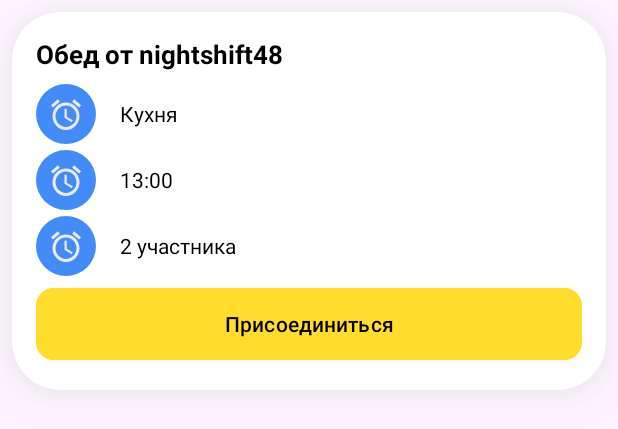
After one commit to t-lunch/t-lunch-android, an Android app: the layout item_lunch_event.xml on its own in the app's theme, with its tools: preview values and no code run, on a phone screen of 412 x 824 dp. The commit adds this screen. Shown: the top 429 px of the screen. Run offline under Robolectric (Android 15) with nearby library versions, the phone set to English and light mode, and no system bars.

Commit message:
feat: добавлен новый элемент списка обедов и улучшена локализация
- Добавлен новый XML-макет `item_lunch_event.xml` для элемента списка обедов.
- Добавлен новый класс `ItemLunchEvent` и `LunchEventItemViewHolder` для отображения элемента списка.
- Обновлен `MainFragmentHolderFactory` для поддержки нового типа элемента.
- Добавлены тесты для проверки локализации количества участников.
- Обновлены ресурсы для поддержки локализации, включая цвета и строки.
- Добавлены стили для круглых изображений.
- Обновлен `fragment_main.xml` с добавлением нижнего отступа.

```diff
--- a/app/src/main/java/ru/tinkoff/lunch/screens/main/ui/mapper/MainUiStateMapper.kt
+++ b/app/src/main/java/ru/tinkoff/lunch/screens/main/ui/mapper/MainUiStateMapper.kt
@@ -5,6 +5,7 @@ import ru.tinkoff.kotea.android.ui.UiStateMapper
 import ru.tinkoff.lunch.common.lce.LceState
 import ru.tinkoff.lunch.common.recycler.items.ItemHeader
 import ru.tinkoff.lunch.screens.main.presentation.MainState
+import ru.tinkoff.lunch.screens.main.ui.recycler.model.ItemLunchEvent
 
 class MainUiStateMapper : UiStateMapper<MainState, MainUiState> {
 
@@ -15,6 +16,9 @@ class MainUiStateMapper : UiStateMapper<MainState, MainUiState> {
                 is LceState.Content -> addAll(
                     listOf(
                         ItemHeader(text = "Обеды"),
+                        ItemLunchEvent(),
+                        ItemLunchEvent(),
+                        ItemLunchEvent(),
                     )
                 )
                 is LceState.Error -> Unit
--- a/app/src/main/java/ru/tinkoff/lunch/screens/main/ui/recycler/MainFragmentHolderFactory.kt
+++ b/app/src/main/java/ru/tinkoff/lunch/screens/main/ui/recycler/MainFragmentHolderFactory.kt
@@ -3,6 +3,7 @@ package ru.tinkoff.lunch.screens.main.ui.recycler
 import android.view.View
 import ru.tinkoff.lunch.R
 import ru.tinkoff.lunch.common.recycler.items.ItemHeaderViewHolder
+import ru.tinkoff.lunch.screens.main.ui.recycler.model.LunchEventItemViewHolder
 import ru.tinkoff.mobile.tech.ti_recycler.base.BaseViewHolder
 import ru.tinkoff.mobile.tech.ti_recycler_coroutines.base.CoroutinesHolderFactory
 
@@ -11,6 +12,7 @@ class MainFragmentHolderFactory : CoroutinesHolderFactory() {
     override fun createViewHolder(view: View, viewType: Int): BaseViewHolder<*>? {
         return when (viewType) {
             R.layout.item_header -> ItemHeaderViewHolder(view)
+            R.layout.item_lunch_event -> LunchEventItemViewHolder(view)
             else -> null
         }
     }
--- a/app/src/main/res/drawable/ic_clock.xml
+++ b/app/src/main/res/drawable/ic_clock.xml
@@ -1,9 +1,9 @@
 <vector xmlns:android="http://schemas.android.com/apk/res/android"
-    android:width="24dp"
-    android:height="24dp"
-    android:viewportWidth="24"
-    android:viewportHeight="24">
+    android:width="20dp"
+    android:height="21dp"
+    android:viewportWidth="20"
+    android:viewportHeight="21">
   <path
-      android:pathData="M12,20C14.122,20 16.157,19.157 17.657,17.657C19.157,16.157 20,14.122 20,12C20,9.878 19.157,7.843 17.657,6.343C16.157,4.843 14.122,4 12,4C9.878,4 7.843,4.843 6.343,6.343C4.843,7.843 4,9.878 4,12C4,14.122 4.843,16.157 6.343,17.657C7.843,19.157 9.878,20 12,20ZM12,2C13.313,2 14.614,2.259 15.827,2.761C17.04,3.264 18.142,4 19.071,4.929C20,5.858 20.736,6.96 21.239,8.173C21.741,9.386 22,10.687 22,12C22,14.652 20.946,17.196 19.071,19.071C17.196,20.946 14.652,22 12,22C6.47,22 2,17.5 2,12C2,9.348 3.054,6.804 4.929,4.929C6.804,3.054 9.348,2 12,2ZM12.5,7V12.25L17,14.92L16.25,16.15L11,13V7H12.5Z"
-      android:fillColor="#454545"/>
+      android:pathData="M10,19C8.143,19 6.363,18.263 5.05,16.95C3.737,15.637 3,13.856 3,12C3,10.144 3.737,8.363 5.05,7.05C6.363,5.737 8.143,5 10,5C11.856,5 13.637,5.737 14.95,7.05C16.263,8.363 17,10.144 17,12C17,13.856 16.263,15.637 14.95,16.95C13.637,18.263 11.856,19 10,19ZM10,3C7.613,3 5.324,3.948 3.636,5.636C1.948,7.324 1,9.613 1,12C1,14.387 1.948,16.676 3.636,18.364C5.324,20.052 7.613,21 10,21C12.387,21 14.676,20.052 16.364,18.364C18.052,16.676 19,14.387 19,12C19,9.613 18.052,7.324 16.364,5.636C14.676,3.948 12.387,3 10,3ZM10.5,7H9V13L13.75,15.85L14.5,14.62L10.5,12.25V7ZM5.88,2.39L4.6,0.86L0,4.71L1.29,6.24L5.88,2.39ZM20,4.72L15.4,0.86L14.11,2.39L18.71,6.25L20,4.72Z"
+      android:fillColor="#EAEAEA"/>
 </vector>
--- a/app/src/main/res/layout/fragment_main.xml
+++ b/app/src/main/res/layout/fragment_main.xml
@@ -36,6 +36,7 @@
         android:layout_height="0dp"
         android:clipChildren="false"
         android:clipToPadding="false"
+        android:paddingBottom="64dp"
         app:layout_constraintBottom_toBottomOf="parent"
         app:layout_constraintEnd_toEndOf="parent"
         app:layout_constraintStart_toStartOf="parent"
--- /dev/null
+++ b/app/src/main/res/layout/item_lunch_event.xml
@@ -0,0 +1,143 @@
+<?xml version="1.0" encoding="utf-8"?>
+<com.google.android.material.card.MaterialCardView xmlns:android="http://schemas.android.com/apk/res/android"
+    xmlns:app="http://schemas.android.com/apk/res-auto"
+    xmlns:tools="http://schemas.android.com/tools"
+    android:id="@+id/card"
+    style="?attr/materialCardViewElevatedStyle"
+    android:layout_width="match_parent"
+    android:layout_height="wrap_content"
+    android:layout_margin="8dp"
+    android:clickable="false"
+    app:cardElevation="32dp"
+    android:outlineSpotShadowColor="@color/card_shadow_color"
+    android:focusable="false"
+    android:focusableInTouchMode="false"
+    app:cardBackgroundColor="@color/white"
+    app:cardCornerRadius="32dp">
+
+    <LinearLayout
+        android:layout_width="match_parent"
+        android:layout_height="match_parent"
+        android:layout_margin="16dp"
+        android:orientation="vertical">
+
+        <TextView
+            android:id="@+id/card_title"
+            android:layout_width="match_parent"
+            android:layout_height="wrap_content"
+            android:textColor="@color/black"
+            android:textSize="17sp"
+            android:textStyle="bold"
+            tools:text="Обед от nightshift48" />
+
+        <LinearLayout
+            android:layout_width="match_parent"
+            android:layout_height="wrap_content"
+            android:layout_marginTop="8dp"
+            android:orientation="vertical">
+
+            <LinearLayout
+                android:layout_width="match_parent"
+                android:layout_height="wrap_content"
+                android:orientation="horizontal"
+                android:paddingBottom="4dp">
+
+                <com.google.android.material.imageview.ShapeableImageView
+                    android:layout_width="40dp"
+                    android:layout_height="40dp"
+                    android:background="@color/blue"
+                    android:scaleType="centerCrop"
+                    android:src="@drawable/ic_clock"
+                    android:tint="@color/gray_for_icon"
+                    app:contentPadding="10dp"
+                    app:shapeAppearanceOverlay="@style/roundedImageViewRounded"
+                    app:strokeColor="@color/black" />
+
+                <TextView
+                    android:id="@+id/place"
+                    android:layout_width="match_parent"
+                    android:layout_height="match_parent"
+                    android:gravity="center_vertical"
+                    android:paddingStart="16dp"
+                    android:textColor="@color/black"
+                    android:textSize="14sp"
+                    tools:text="Кухня" />
+
+            </LinearLayout>
+
+            <LinearLayout
+                android:layout_width="match_parent"
+                android:layout_height="wrap_content"
+                android:orientation="horizontal"
+                android:paddingBottom="4dp">
+
+                <com.google.android.material.imageview.ShapeableImageView
+                    android:layout_width="40dp"
+                    android:layout_height="40dp"
+                    android:background="@color/blue"
+                    android:scaleType="centerCrop"
+                    android:src="@drawable/ic_clock"
+                    android:tint="@color/gray_for_icon"
+                    app:contentPadding="10dp"
+                    app:shapeAppearanceOverlay="@style/roundedImageViewRounded"
+                    app:strokeColor="@color/black" />
+
+                <TextView
+                    android:id="@+id/time"
+                    android:layout_width="match_parent"
+                    android:layout_height="match_parent"
+                    android:gravity="center_vertical"
+                    android:paddingStart="16dp"
+                    android:textColor="@color/black"
+                    android:textSize="14sp"
+                    tools:text="13:00" />
+
+            </LinearLayout>
+
+            <LinearLayout
+                android:layout_width="match_parent"
+                android:layout_height="wrap_content"
+                android:orientation="horizontal"
+                android:paddingBottom="4dp">
+
+                <com.google.android.material.imageview.ShapeableImageView
+                    android:layout_width="40dp"
+                    android:layout_height="40dp"
+                    android:background="@color/blue"
+                    android:scaleType="centerCrop"
+                    android:src="@drawable/ic_clock"
+                    android:tint="@color/gray_for_icon"
+                    app:contentPadding="10dp"
+                    app:shapeAppearanceOverlay="@style/roundedImageViewRounded"
+                    app:strokeColor="@color/black" />
+
+                <TextView
+                    android:id="@+id/number_of_participants"
+                    android:layout_width="match_parent"
+                    android:layout_height="match_parent"
+                    android:gravity="center_vertical"
+                    android:paddingStart="16dp"
+                    android:textColor="@color/black"
+                    android:textSize="14sp"
+                    tools:text="2 участника" />
+
+            </LinearLayout>
+
+            <com.google.android.material.button.MaterialButton
+                android:id="@+id/joinButton"
+                android:layout_width="match_parent"
+                android:layout_height="wrap_content"
+                android:height="56dp"
+                android:backgroundTint="@color/yellow"
+                android:fontFeatureSettings="liga 0"
+                android:text="@string/join"
+                android:textAllCaps="false"
+                android:textColor="@color/black"
+                android:textSize="14sp"
+                app:cornerRadius="12dp" />
+
+        </LinearLayout>
+
+    </LinearLayout>
+
+</com.google.android.material.card.MaterialCardView>
--- a/app/src/main/res/values/colors.xml
+++ b/app/src/main/res/values/colors.xml
@@ -3,6 +3,9 @@
     <color name="black">#FF000000</color>
     <color name="white">#FFFFFFFF</color>
     <color name="yellow">#FFFFDD2D</color>
+    <color name="blue">#FF428BF9</color>
+    <color name="gray_for_icon">#FFEAEAEA</color>
     <color name="transparent">#00000000</color>
     <color name="shimmerColor">#C2C2C2</color>
+    <color name="card_shadow_color">#3D000000</color>
 </resources>
--- a/app/src/main/res/values/themes.xml
+++ b/app/src/main/res/values/themes.xml
@@ -27,4 +27,9 @@
         <item name="hintTextColor">#FF808080</item>
         <item name="boxStrokeColor">@color/box_stroke_color_selector</item>
     </style>
+
+    <style name="roundedImageViewRounded">
+        <item name="cornerFamily">rounded</item>
+        <item name="cornerSize">50%</item>
+    </style>
 </resources>
```
Also changed, not shown: app/src/main/java/ru/tinkoff/lunch/screens/main/ui/recycler/model/ItemLunchEvent.kt (added, +75 -0 lines), app/src/main/res/values/strings.xml (+22 -12 lines), 3 other files.
